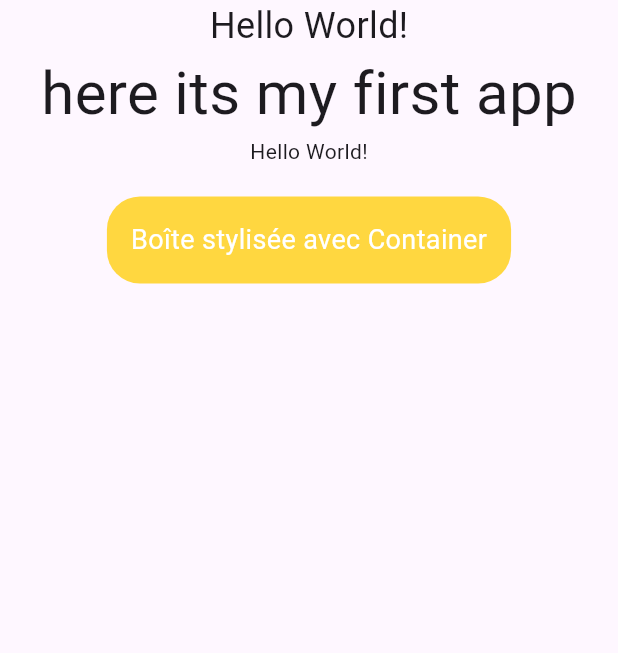
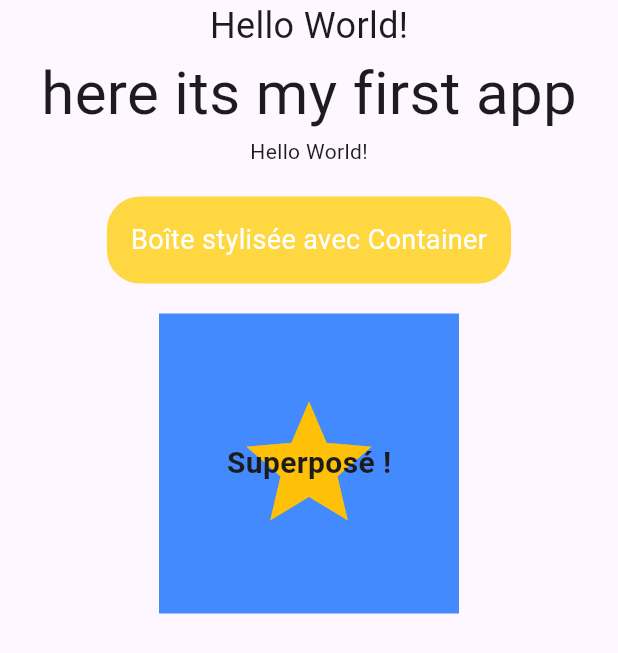
Before and after one commit to hachemsouyadi/mon-atelier-2flutter-, a Flutter app: the screen it shows after launch, on a phone screen of 412 x 824 dp. Shown: the top 653 px of the screen. Run offline on Flutter 3.47's test engine with Material 3 defaults, Android fonts, the phone set to English and light mode, and no system bars.

Commit message:
nouvelle modif

```diff
--- a/lib/main.dart
+++ b/lib/main.dart
@@ -29,6 +29,18 @@ class MainApp extends StatelessWidget {
                   style: TextStyle(color: Colors.white, fontSize: 18),
                 ),
               ),
+              Stack(
+                alignment: Alignment.center,
+                children: [
+                  Container(width: 200, height: 200, color: Colors.blueAccent),
+                  Icon(Icons.star, size: 100, color: Colors.amber),
+
+                  Text(
+                    "Superposé !",
+                    style: TextStyle(fontSize: 20, fontWeight: FontWeight.bold),
+                  ),
+                ],
+              ),
 
   ]
         ),
```
